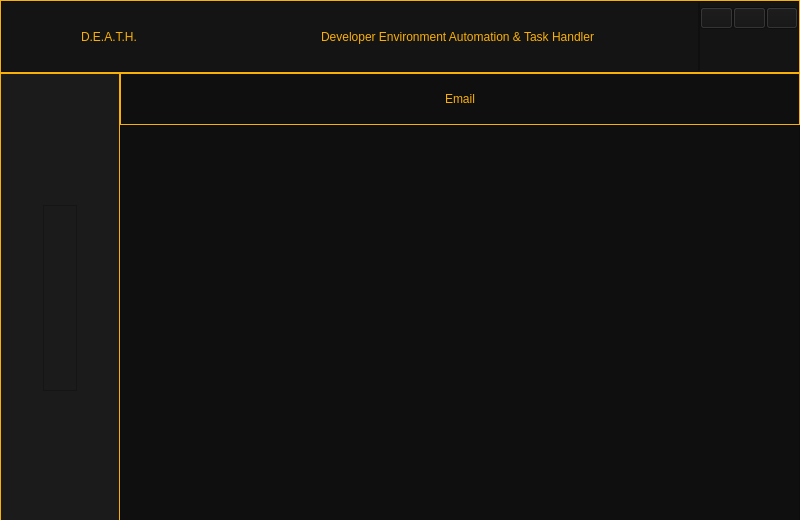
First picture: the form in Gui/Main_Gui.ui, repository ThatNerd404/D.E.A.T.H, before the edit.
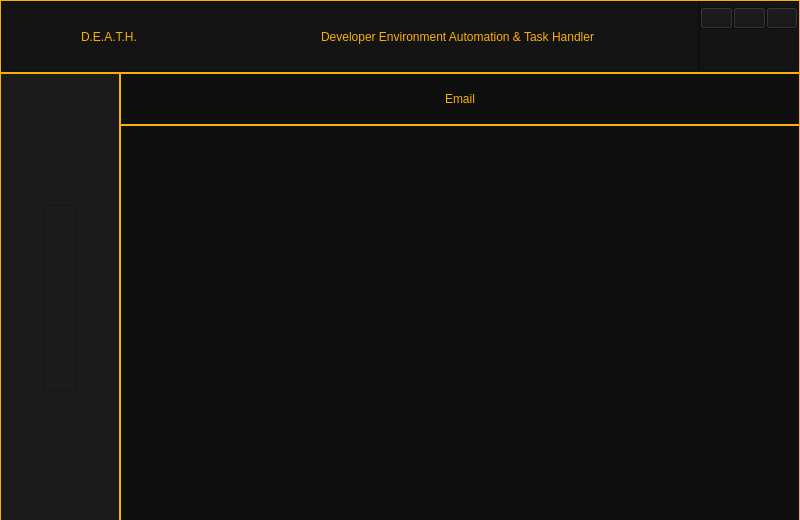
Second picture: the form after the edit. Icons and pictures are not drawn.

Commit message: some progress on email page find out the gui part

Patch:
```diff
--- a/Gui/Main_Gui.ui
+++ b/Gui/Main_Gui.ui
@@ -2333,7 +2333,12 @@
             </widget>
            </item>
            <item>
-            <widget class="QFrame" name="frame">
+            <widget class="QFrame" name="Email_Content">
+             <property name="styleSheet">
+              <string notr="true">#Email_Content{border-color:rgb(250,176,5);
+border-width:1px;
+border-style:solid;}</string>
+             </property>
              <property name="frameShape">
               <enum>QFrame::StyledPanel</enum>
              </property>
```
The commit also changes 4 other files.
